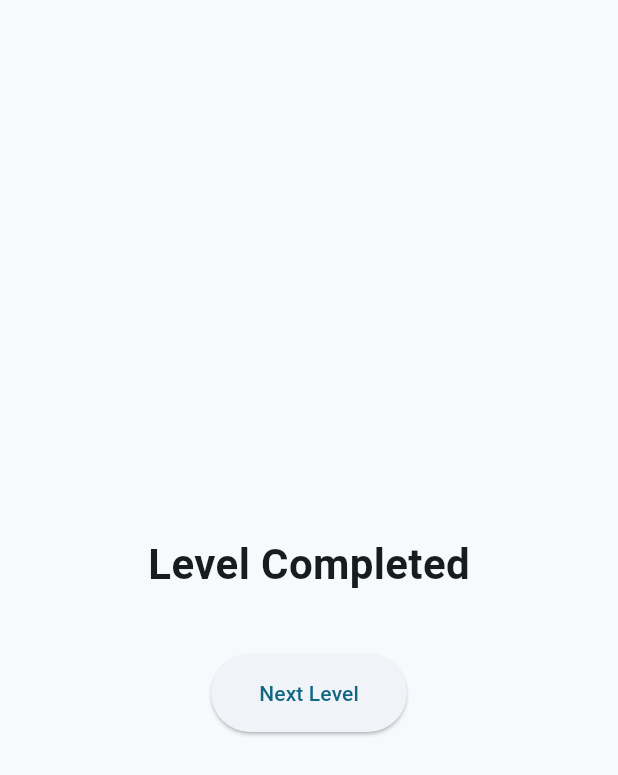
After one commit to it185218/zenwordflutter, a Flutter app: the LevelCompletePage screen opened directly, on a phone screen of 412 x 824 dp. The commit adds this screen. Shown: the top 775 px of the screen. Run offline on Flutter 3.47's test engine with Material 3 defaults, Android fonts, the phone set to English and light mode, and no system bars; our stand-ins replace flutter_bloc.

Commit message:
add level complete page

```diff
--- /dev/null
+++ b/lib/presentation/pages/level_complete_page.dart
@@ -0,0 +1,46 @@
+import 'package:flutter/material.dart';
+
+import 'game_page.dart';
+
+class LevelCompletePage extends StatefulWidget {
+  const LevelCompletePage({super.key});
+
+  @override
+  State<LevelCompletePage> createState() => _LevelCompleteState();
+}
+
+class _LevelCompleteState extends State<LevelCompletePage> {
+  @override
+  Widget build(BuildContext context) {
+    return Scaffold(
+      body: Center(
+        child: Column(
+          mainAxisAlignment: MainAxisAlignment.center,
+          children: [
+            const SizedBox(height: 20),
+            const Text(
+              'Level Completed',
+              style: TextStyle(fontSize: 28, fontWeight: FontWeight.bold),
+            ),
+            const SizedBox(height: 40),
+            ElevatedButton(
+              onPressed: () {
+                // Start new level and return to GamePage
+                Navigator.of(context).pushReplacement(
+                  MaterialPageRoute(builder: (_) => const GamePage()),
+                );
+              },
+              style: ElevatedButton.styleFrom(
+                padding: const EdgeInsets.symmetric(
+                  horizontal: 32,
+                  vertical: 16,
+                ),
+              ),
+              child: const Text('Next Level'),
+            ),
+          ],
+        ),
+      ),
+    );
+  }
+}
```
Also changed, not shown: lib/presentation/pages/game_page.dart (+26 -3 lines).
